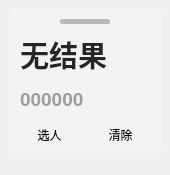
First picture: the form in ui/widget-no-avatar.ui, repository windyslime/RandPicker-1, before the edit.
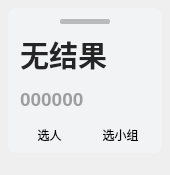
Second picture: the form after the edit. Custom widgets are drawn as their Qt base class.

```diff
--- a/ui/widget-no-avatar.ui
+++ b/ui/widget-no-avatar.ui
@@ -163,7 +163,7 @@
         <item>
          <widget class="PushButton" name="btn_clear">
           <property name="text">
-           <string>清除</string>
+           <string>选小组</string>
           </property>
          </widget>
         </item>
```
Left out of the diff: 4 changed lines with no effect on the pictures.
